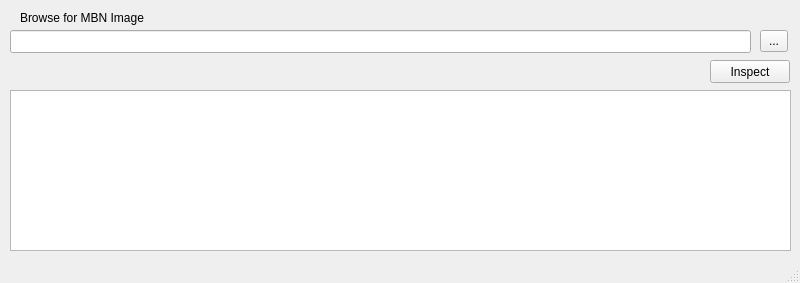
Above: resources/ui/mbn_tool_window.ui from ghassani/openpst before the change. Below: the same form after it.
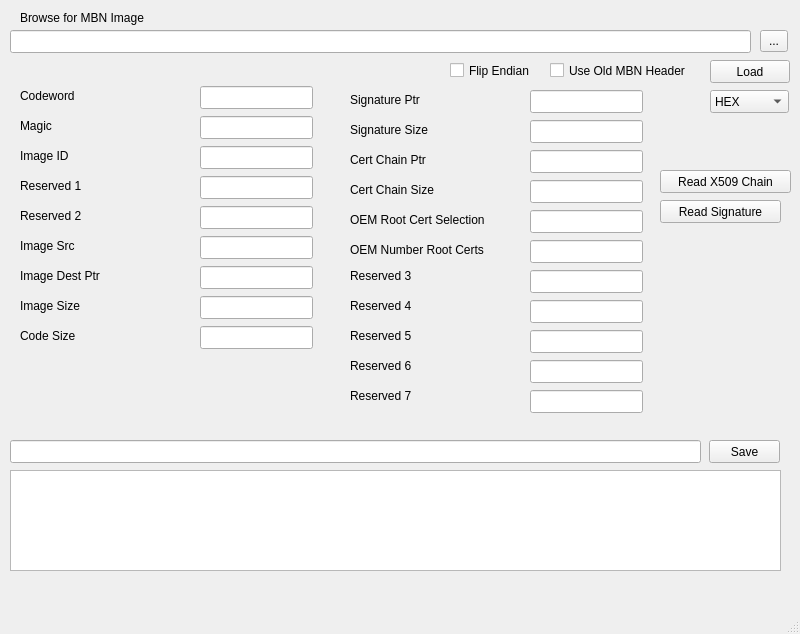
That is the form after the change.

Commit message: sahara additions and mbn tool testing

The edit to the form file:
```diff
--- a/resources/ui/mbn_tool_window.ui
+++ b/resources/ui/mbn_tool_window.ui
@@ -7,7 +7,7 @@
     <x>0</x>
     <y>0</y>
     <width>800</width>
-    <height>283</height>
+    <height>634</height>
    </rect>
   </property>
   <property name="windowTitle">
@@ -24,7 +24,7 @@
      </rect>
     </property>
     <property name="text">
-     <string>Inspect</string>
+     <string>Load</string>
     </property>
    </widget>
    <widget class="QLineEdit" name="filePathInput">
@@ -63,14 +63,569 @@
      <string>Browse for MBN Image</string>
     </property>
    </widget>
+   <widget class="QCheckBox" name="useOldMbnHeaderCheckbox">
+    <property name="geometry">
+     <rect>
+      <x>550</x>
+      <y>60</y>
+      <width>151</width>
+      <height>21</height>
+     </rect>
+    </property>
+    <property name="text">
+     <string>Use Old MBN Header</string>
+    </property>
+   </widget>
+   <widget class="QLineEdit" name="mbnHeaderCodewordValue">
+    <property name="geometry">
+     <rect>
+      <x>200</x>
+      <y>86</y>
+      <width>113</width>
+      <height>23</height>
+     </rect>
+    </property>
+   </widget>
+   <widget class="QLabel" name="mbnHeaderCodewordLabel">
+    <property name="geometry">
+     <rect>
+      <x>20</x>
+      <y>80</y>
+      <width>59</width>
+      <height>31</height>
+     </rect>
+    </property>
+    <property name="text">
+     <string>Codeword</string>
+    </property>
+   </widget>
+   <widget class="QLabel" name="mbnHeaderMagicLabel">
+    <property name="geometry">
+     <rect>
+      <x>20</x>
+      <y>110</y>
+      <width>59</width>
+      <height>31</height>
+     </rect>
+    </property>
+    <property name="text">
+     <string>Magic</string>
+    </property>
+   </widget>
+   <widget class="QLineEdit" name="mbnHeaderMagicValue">
+    <property name="geometry">
+     <rect>
+      <x>200</x>
+      <y>116</y>
+      <width>113</width>
+      <height>23</height>
+     </rect>
+    </property>
+   </widget>
+   <widget class="QLabel" name="mbnHeaderImageIdLabel">
+    <property name="geometry">
+     <rect>
+      <x>20</x>
+      <y>140</y>
+      <width>59</width>
+      <height>31</height>
+     </rect>
+    </property>
+    <property name="text">
+     <string>Image ID</string>
+    </property>
+   </widget>
+   <widget class="QLineEdit" name="mbnHeaderImageIdValue">
+    <property name="geometry">
+     <rect>
+      <x>200</x>
+      <y>146</y>
+      <width>113</width>
+      <height>23</height>
+     </rect>
+    </property>
+   </widget>
+   <widget class="QLabel" name="mbnHeaderReserved1Label">
+    <property name="geometry">
+     <rect>
+      <x>20</x>
+      <y>170</y>
+      <width>71</width>
+      <height>31</height>
+     </rect>
+    </property>
+    <property name="text">
+     <string>Reserved 1</string>
+    </property>
+   </widget>
+   <widget class="QLineEdit" name="mbnHeaderReserved2Value">
+    <property name="geometry">
+     <rect>
+      <x>200</x>
+      <y>206</y>
+      <width>113</width>
+      <height>23</height>
+     </rect>
+    </property>
+   </widget>
+   <widget class="QLabel" name="mbnHeaderImageSrcLabel">
+    <property name="geometry">
+     <rect>
+      <x>20</x>
+      <y>230</y>
+      <width>71</width>
+      <height>31</height>
+     </rect>
+    </property>
+    <property name="text">
+     <string>Image Src</string>
+    </property>
+   </widget>
+   <widget class="QLineEdit" name="mbnHeaderImageSrcValue">
+    <property name="geometry">
+     <rect>
+      <x>200</x>
+      <y>236</y>
+      <width>113</width>
+      <height>23</height>
+     </rect>
+    </property>
+   </widget>
+   <widget class="QLineEdit" name="mbnHeaderReserved1Value">
+    <property name="geometry">
+     <rect>
+      <x>200</x>
+      <y>176</y>
+      <width>113</width>
+      <height>23</height>
+     </rect>
+    </property>
+   </widget>
+   <widget class="QLabel" name="mbnHeaderReserved2Label">
+    <property name="geometry">
+     <rect>
+      <x>20</x>
+      <y>200</y>
+      <width>71</width>
+      <height>31</height>
+     </rect>
+    </property>
+    <property name="text">
+     <string>Reserved 2</string>
+    </property>
+   </widget>
+   <widget class="QLabel" name="mbnHeaderImageDestPtrLabel">
+    <property name="geometry">
+     <rect>
+      <x>20</x>
+      <y>260</y>
+      <width>101</width>
+      <height>31</height>
+     </rect>
+    </property>
+    <property name="text">
+     <string>Image Dest Ptr</string>
+    </property>
+   </widget>
+   <widget class="QLineEdit" name="mbnHeaderSignatureSizeValue">
+    <property name="geometry">
+     <rect>
+      <x>530</x>
+      <y>120</y>
+      <width>113</width>
+      <height>23</height>
+     </rect>
+    </property>
+   </widget>
+   <widget class="QLabel" name="mbnHeaderCodeSizeLabel">
+    <property name="geometry">
+     <rect>
+      <x>20</x>
+      <y>320</y>
+      <width>71</width>
+      <height>31</height>
+     </rect>
+    </property>
+    <property name="text">
+     <string>Code Size</string>
+    </property>
+   </widget>
+   <widget class="QLineEdit" name="mbnHeaderImageSizeValue">
+    <property name="geometry">
+     <rect>
+      <x>200</x>
+      <y>296</y>
+      <width>113</width>
+      <height>23</height>
+     </rect>
+    </property>
+   </widget>
+   <widget class="QLineEdit" name="mbnHeaderCodeSizeValue">
+    <property name="geometry">
+     <rect>
+      <x>200</x>
+      <y>326</y>
+      <width>113</width>
+      <height>23</height>
+     </rect>
+    </property>
+   </widget>
+   <widget class="QLineEdit" name="mbnHeaderSignaturePtrValue">
+    <property name="geometry">
+     <rect>
+      <x>530</x>
+      <y>90</y>
+      <width>113</width>
+      <height>23</height>
+     </rect>
+    </property>
+   </widget>
+   <widget class="QLineEdit" name="mbnHeaderCertChainPtrValue">
+    <property name="geometry">
+     <rect>
+      <x>530</x>
+      <y>150</y>
+      <width>113</width>
+      <height>23</height>
+     </rect>
+    </property>
+   </widget>
+   <widget class="QLineEdit" name="mbnHeaderImageDestPtrValue">
+    <property name="geometry">
+     <rect>
+      <x>200</x>
+      <y>266</y>
+      <width>113</width>
+      <height>23</height>
+     </rect>
+    </property>
+   </widget>
+   <widget class="QLabel" name="mbnHeaderImageSizeLabel">
+    <property name="geometry">
+     <rect>
+      <x>20</x>
+      <y>290</y>
+      <width>81</width>
+      <height>31</height>
+     </rect>
+    </property>
+    <property name="text">
+     <string>Image Size</string>
+    </property>
+   </widget>
+   <widget class="QLabel" name="mbnHeaderCertChainPtrLabel">
+    <property name="geometry">
+     <rect>
+      <x>350</x>
+      <y>144</y>
+      <width>91</width>
+      <height>31</height>
+     </rect>
+    </property>
+    <property name="text">
+     <string>Cert Chain Ptr</string>
+    </property>
+   </widget>
+   <widget class="QLabel" name="mbnHeaderSignatureSizeLabel">
+    <property name="geometry">
+     <rect>
+      <x>350</x>
+      <y>114</y>
+      <width>91</width>
+      <height>31</height>
+     </rect>
+    </property>
+    <property name="text">
+     <string>Signature Size</string>
+    </property>
+   </widget>
+   <widget class="QLabel" name="mbnHeaderSignaturePtrLabel">
+    <property name="geometry">
+     <rect>
+      <x>350</x>
+      <y>84</y>
+      <width>81</width>
+      <height>31</height>
+     </rect>
+    </property>
+    <property name="text">
+     <string>Signature Ptr</string>
+    </property>
+   </widget>
+   <widget class="QLineEdit" name="mbnHeaderCertChainSizeValue">
+    <property name="geometry">
+     <rect>
+      <x>530</x>
+      <y>180</y>
+      <width>113</width>
+      <height>23</height>
+     </rect>
+    </property>
+   </widget>
+   <widget class="QLabel" name="mbnHeaderOemNumberRootCertsLabel">
+    <property name="geometry">
+     <rect>
+      <x>350</x>
+      <y>234</y>
+      <width>151</width>
+      <height>31</height>
+     </rect>
+    </property>
+    <property name="text">
+     <string>OEM Number Root Certs</string>
+    </property>
+   </widget>
+   <widget class="QLabel" name="mbnHeaderOemRootCertSelectionLabel">
+    <property name="geometry">
+     <rect>
+      <x>350</x>
+      <y>204</y>
+      <width>161</width>
+      <height>31</height>
+     </rect>
+    </property>
+    <property name="text">
+     <string>OEM Root Cert Selection</string>
+    </property>
+   </widget>
+   <widget class="QLineEdit" name="mbnHeaderOemRootCertSelectionValue">
+    <property name="geometry">
+     <rect>
+      <x>530</x>
+      <y>210</y>
+      <width>113</width>
+      <height>23</height>
+     </rect>
+    </property>
+   </widget>
+   <widget class="QLineEdit" name="mbnHeaderOemNumberRootCertsValue">
+    <property name="geometry">
+     <rect>
+      <x>530</x>
+      <y>240</y>
+      <width>113</width>
+      <height>23</height>
+     </rect>
+    </property>
+   </widget>
+   <widget class="QLabel" name="mbnHeaderCertChainSizeLabel">
+    <property name="geometry">
+     <rect>
+      <x>350</x>
+      <y>174</y>
+      <width>101</width>
+      <height>31</height>
+     </rect>
+    </property>
+    <property name="text">
+     <string>Cert Chain Size</string>
+    </property>
+   </widget>
+   <widget class="QLineEdit" name="mbnHeaderReserved4Value">
+    <property name="geometry">
+     <rect>
+      <x>530</x>
+      <y>300</y>
+      <width>113</width>
+      <height>23</height>
+     </rect>
+    </property>
+   </widget>
+   <widget class="QLineEdit" name="mbnHeaderReserved3Value">
+    <property name="geometry">
+     <rect>
+      <x>530</x>
+      <y>270</y>
+      <width>113</width>
+      <height>23</height>
+     </rect>
+    </property>
+   </widget>
+   <widget class="QLabel" name="mbnHeaderReserved4label">
+    <property name="geometry">
+     <rect>
+      <x>350</x>
+      <y>290</y>
+      <width>71</width>
+      <height>31</height>
+     </rect>
+    </property>
+    <property name="text">
+     <string>Reserved 4</string>
+    </property>
+   </widget>
+   <widget class="QLabel" name="mbnHeaderReserved3Label">
+    <property name="geometry">
+     <rect>
+      <x>350</x>
+      <y>260</y>
+      <width>71</width>
+      <height>31</height>
+     </rect>
+    </property>
+    <property name="text">
+     <string>Reserved 3</string>
+    </property>
+   </widget>
+   <widget class="QLineEdit" name="mbnHeaderReserved5Value">
+    <property name="geometry">
+     <rect>
+      <x>530</x>
+      <y>330</y>
+      <width>113</width>
+      <height>23</height>
+     </rect>
+    </property>
+   </widget>
+   <widget class="QLineEdit" name="mbnHeaderReserved6Value">
+    <property name="geometry">
+     <rect>
+      <x>530</x>
+      <y>360</y>
+      <width>113</width>
+      <height>23</height>
+     </rect>
+    </property>
+   </widget>
+   <widget class="QLabel" name="mbnHeaderReserved6Label">
+    <property name="geometry">
+     <rect>
+      <x>350</x>
+      <y>350</y>
+      <width>71</width>
+      <height>31</height>
+     </rect>
+    </property>
+    <property name="text">
+     <string>Reserved 6</string>
+    </property>
+   </widget>
+   <widget class="QLabel" name="mbnHeaderReserved5Label">
+    <property name="geometry">
+     <rect>
+      <x>350</x>
+      <y>320</y>
+      <width>71</width>
+      <height>31</height>
+     </rect>
+    </property>
+    <property name="text">
+     <string>Reserved 5</string>
+    </property>
+   </widget>
+   <widget class="QPushButton" name="saveButton">
+    <property name="geometry">
+     <rect>
+      <x>709</x>
+      <y>440</y>
+      <width>71</width>
+      <height>23</height>
+     </rect>
+    </property>
+    <property name="text">
+     <string>Save</string>
+    </property>
+   </widget>
+   <widget class="QLineEdit" name="savePathInput">
+    <property name="geometry">
+     <rect>
+      <x>10</x>
+      <y>440</y>
+      <width>691</width>
+      <height>23</height>
+     </rect>
+    </property>
+   </widget>
    <widget class="QPlainTextEdit" name="log">
     <property name="geometry">
      <rect>
       <x>10</x>
+      <y>470</y>
+      <width>771</width>
+      <height>101</height>
+     </rect>
+    </property>
+   </widget>
+   <widget class="QLabel" name="mbnHeaderReserved7Label">
+    <property name="geometry">
+     <rect>
+      <x>350</x>
+      <y>380</y>
+      <width>71</width>
+      <height>31</height>
+     </rect>
+    </property>
+    <property name="text">
+     <string>Reserved 7</string>
+    </property>
+   </widget>
+   <widget class="QLineEdit" name="mbnHeaderReserved7Value">
+    <property name="geometry">
+     <rect>
+      <x>530</x>
+      <y>390</y>
+      <width>113</width>
+      <height>23</height>
+     </rect>
+    </property>
+   </widget>
+   <widget class="QCheckBox" name="flipEndianCheckbox">
+    <property name="geometry">
+     <rect>
+      <x>450</x>
+      <y>60</y>
+      <width>91</width>
+      <height>21</height>
+     </rect>
+    </property>
+    <property name="text">
+     <string>Flip Endian</string>
+    </property>
+   </widget>
+   <widget class="QComboBox" name="displayDataAsSelect">
+    <property name="geometry">
+     <rect>
+      <x>710</x>
       <y>90</y>
-      <width>781</width>
-      <height>161</height>
+      <width>79</width>
+      <height>23</height>
      </rect>
+    </property>
+    <item>
+     <property name="text">
+      <string>HEX</string>
+     </property>
+    </item>
+    <item>
+     <property name="text">
+      <string>DEC</string>
+     </property>
+    </item>
+   </widget>
+   <widget class="QPushButton" name="readx509ChainButton">
+    <property name="geometry">
+     <rect>
+      <x>660</x>
+      <y>170</y>
+      <width>131</width>
+      <height>23</height>
+     </rect>
+    </property>
+    <property name="text">
+     <string>Read X509 Chain</string>
+    </property>
+   </widget>
+   <widget class="QPushButton" name="readSignatureButton">
+    <property name="geometry">
+     <rect>
+      <x>660</x>
+      <y>200</y>
+      <width>121</width>
+      <height>23</height>
+     </rect>
+    </property>
+    <property name="text">
+     <string>Read Signature</string>
     </property>
    </widget>
   </widget>
```
Left out of the diff: 4 changed lines with no effect on the pictures. The commit also changes 8 other files.
